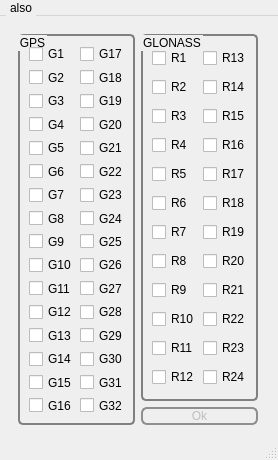
kseniyaz/TEC_QT, file opening_window.ui: the form before one commit.
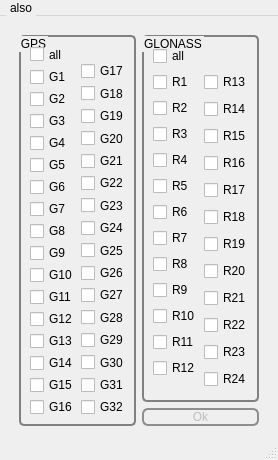
The form after the commit. The open tabs and pages were chosen to show the change.

```diff
--- a/opening_window.ui
+++ b/opening_window.ui
@@ -76,8 +76,8 @@
    <widget class="QStackedWidget" name="stackedWidget">
     <property name="geometry">
      <rect>
-      <x>9</x>
-      <y>9</y>
+      <x>10</x>
+      <y>10</y>
       <width>258</width>
       <height>409</height>
      </rect>
@@ -210,7 +210,228 @@
 }</string>
      </property>
      <layout class="QGridLayout" name="gridLayout">
-      <item row="0" column="0" rowspan="2">
+      <item row="2" column="2">
+       <widget class="QPushButton" name="Check_Button">
+        <property name="enabled">
+         <bool>false</bool>
+        </property>
+        <property name="text">
+         <string>Ok</string>
+        </property>
+        <property name="default">
+         <bool>false</bool>
+        </property>
+       </widget>
+      </item>
+      <item row="1" column="2">
+       <widget class="QGroupBox" name="groupBox">
+        <property name="title">
+         <string>GLONASS</string>
+        </property>
+        <layout class="QHBoxLayout" name="horizontalLayout_5">
+         <item>
+          <layout class="QVBoxLayout" name="verticalLayout_5">
+           <item>
+            <widget class="QCheckBox" name="checkBox">
+             <property name="text">
+              <string>all</string>
+             </property>
+            </widget>
+           </item>
+           <item>
+            <widget class="QCheckBox" name="checkBox_R1">
+             <property name="text">
+              <string>R1</string>
+             </property>
+            </widget>
+           </item>
+           <item>
+            <widget class="QCheckBox" name="checkBox_R2">
+             <property name="text">
+              <string>R2</string>
+             </property>
+            </widget>
+           </item>
+           <item>
+            <widget class="QCheckBox" name="checkBox_R3">
+             <property name="text">
+              <string>R3</string>
+             </property>
+            </widget>
+           </item>
+           <item>
+            <widget class="QCheckBox" name="checkBox_R4">
+             <property name="text">
+              <string>R4</string>
+             </property>
+            </widget>
+           </item>
+           <item>
+            <widget class="QCheckBox" name="checkBox_R5">
+             <property name="text">
+              <string>R5</string>
+             </property>
+            </widget>
+           </item>
+           <item>
+            <widget class="QCheckBox" name="checkBox_R6">
+             <property name="text">
+              <string>R6</string>
+             </property>
+            </widget>
+           </item>
+           <item>
+            <widget class="QCheckBox" name="checkBox_R7">
+             <property name="text">
+              <string>R7</string>
+             </property>
+            </widget>
+           </item>
+           <item>
+            <widget class="QCheckBox" name="checkBox_R8">
+             <property name="text">
+              <string>R8</string>
+             </property>
+            </widget>
+           </item>
+           <item>
+            <widget class="QCheckBox" name="checkBox_R9">
+             <property name="text">
+              <string>R9</string>
+             </property>
+            </widget>
+           </item>
+           <item>
+            <widget class="QCheckBox" name="checkBox_R10">
+             <property name="text">
+              <string>R10</string>
+             </property>
+            </widget>
+           </item>
+           <item>
+            <widget class="QCheckBox" name="checkBox_R11">
+             <property name="text">
+              <string>R11</string>
+             </property>
+            </widget>
+           </item>
+           <item>
+            <widget class="QCheckBox" name="checkBox_R12">
+             <property name="text">
+              <string>R12</string>
+             </property>
+            </widget>
+           </item>
+          </layout>
+         </item>
+         <item>
+          <layout class="QVBoxLayout" name="verticalLayout_6">
+           <item>
+            <spacer name="verticalSpacer_2">
+             <property name="orientation">
+              <enum>Qt::Vertical</enum>
+             </property>
+             <property name="sizeType">
+              <enum>QSizePolicy::Fixed</enum>
+             </property>
+             <property name="sizeHint" stdset="0">
+              <size>
+               <width>23</width>
+               <height>25</height>
+              </size>
+             </property>
+            </spacer>
+           </item>
+           <item>
+            <widget class="QCheckBox" name="checkBox_R13">
+             <property name="text">
+              <string>R13</string>
+             </property>
+            </widget>
+           </item>
+           <item>
+            <widget class="QCheckBox" name="checkBox_R14">
+             <property name="text">
+              <string>R14</string>
+             </property>
+            </widget>
+           </item>
+           <item>
+            <widget class="QCheckBox" name="checkBox_R15">
+             <property name="text">
+              <string>R15</string>
+             </property>
+            </widget>
+           </item>
+           <item>
+            <widget class="QCheckBox" name="checkBox_R16">
+             <property name="text">
+              <string>R16</string>
+             </property>
+            </widget>
+           </item>
+           <item>
+            <widget class="QCheckBox" name="checkBox_R17">
+             <property name="text">
+              <string>R17</string>
+             </property>
+            </widget>
+           </item>
+           <item>
+            <widget class="QCheckBox" name="checkBox_R18">
+             <property name="text">
+              <string>R18</string>
+             </property>
+            </widget>
+           </item>
+           <item>
+            <widget class="QCheckBox" name="checkBox_R19">
+             <property name="text">
+              <string>R19</string>
+             </property>
+            </widget>
+           </item>
+           <item>
+            <widget class="QCheckBox" name="checkBox_R20">
+             <property name="text">
+              <string>R20</string>
+             </property>
+            </widget>
+           </item>
+           <item>
+            <widget class="QCheckBox" name="checkBox_R21">
+             <property name="text">
+              <string>R21</string>
+             </property>
+            </widget>
+           </item>
+           <item>
+            <widget class="QCheckBox" name="checkBox_R22">
+             <property name="text">
+              <string>R22</string>
+             </property>
+            </widget>
+           </item>
+           <item>
+            <widget class="QCheckBox" name="checkBox_R23">
+             <property name="text">
+              <string>R23</string>
+             </property>
+            </widget>
+           </item>
+           <item>
+            <widget class="QCheckBox" name="checkBox_R24">
+             <property name="text">
+              <string>R24</string>
+             </property>
+            </widget>
+           </item>
+          </layout>
+         </item>
+        </layout>
+       </widget>
+      </item>
+      <item row="1" column="0" rowspan="2">
        <widget class="QGroupBox" name="groupBox_2">
         <property name="title">
          <string>GPS</string>
@@ -220,6 +441,13 @@
           <layout class="QHBoxLayout" name="horizontalLayout_4">
            <item>
             <layout class="QVBoxLayout" name="verticalLayout_4">
+             <item>
+              <widget class="QCheckBox" name="checkBox_2">
+               <property name="text">
+                <string>all</string>
+               </property>
+              </widget>
+             </item>
              <item>
               <widget class="QCheckBox" name="checkBox_G1">
                <property name="text">
@@ -336,6 +564,22 @@
            </item>
            <item>
             <layout class="QVBoxLayout" name="verticalLayout_3">
+             <item>
+              <spacer name="verticalSpacer">
+               <property name="orientation">
+                <enum>Qt::Vertical</enum>
+               </property>
+               <property name="sizeType">
+                <enum>QSizePolicy::Fixed</enum>
+               </property>
+               <property name="sizeHint" stdset="0">
+                <size>
+                 <width>23</width>
+                 <height>31</height>
+                </size>
+               </property>
+              </spacer>
+             </item>
              <item>
               <widget class="QCheckBox" name="checkBox_G17">
                <property name="text">
@@ -455,204 +699,6 @@
         </layout>
        </widget>
       </item>
-      <item row="1" column="1">
-       <widget class="QPushButton" name="Check_Button">
-        <property name="enabled">
-         <bool>false</bool>
-        </property>
-        <property name="text">
-         <string>Ok</string>
-        </property>
-        <property name="default">
-         <bool>false</bool>
-        </property>
-       </widget>
-      </item>
-      <item row="0" column="1">
-       <widget class="QGroupBox" name="groupBox">
-        <property name="title">
-         <string>GLONASS</string>
-        </property>
-        <layout class="QHBoxLayout" name="horizontalLayout_5">
-         <item>
-          <layout class="QVBoxLayout" name="verticalLayout_5">
-           <item>
-            <widget class="QCheckBox" name="checkBox_R1">
-             <property name="text">
-              <string>R1</string>
-             </property>
-            </widget>
-           </item>
-           <item>
-            <widget class="QCheckBox" name="checkBox_R2">
-             <property name="text">
-              <string>R2</string>
-             </property>
-            </widget>
-           </item>
-           <item>
-            <widget class="QCheckBox" name="checkBox_R3">
-             <property name="text">
-              <string>R3</string>
-             </property>
-            </widget>
-           </item>
-           <item>
-            <widget class="QCheckBox" name="checkBox_R4">
-             <property name="text">
-              <string>R4</string>
-             </property>
-            </widget>
-           </item>
-           <item>
-            <widget class="QCheckBox" name="checkBox_R5">
-             <property name="text">
-              <string>R5</string>
-             </property>
-            </widget>
-           </item>
-           <item>
-            <widget class="QCheckBox" name="checkBox_R6">
-             <property name="text">
-              <string>R6</string>
-             </property>
-            </widget>
-           </item>
-           <item>
-            <widget class="QCheckBox" name="checkBox_R7">
-             <property name="text">
-              <string>R7</string>
-             </property>
-            </widget>
-           </item>
-           <item>
-            <widget class="QCheckBox" name="checkBox_R8">
-             <property name="text">
-              <string>R8</string>
-             </property>
-            </widget>
-           </item>
-           <item>
-            <widget class="QCheckBox" name="checkBox_R9">
-             <property name="text">
-              <string>R9</string>
-             </property>
-            </widget>
-           </item>
-           <item>
-            <widget class="QCheckBox" name="checkBox_R10">
-             <property name="text">
-              <string>R10</string>
-             </property>
-            </widget>
-           </item>
-           <item>
-            <widget class="QCheckBox" name="checkBox_R11">
-             <property name="text">
-              <string>R11</string>
-             </property>
-            </widget>
-           </item>
-           <item>
-            <widget class="QCheckBox" name="checkBox_R12">
-             <property name="text">
-              <string>R12</string>
-             </property>
-            </widget>
-           </item>
-          </layout>
-         </item>
-         <item>
-          <layout class="QVBoxLayout" name="verticalLayout_6">
-           <item>
-            <widget class="QCheckBox" name="checkBox_R13">
-             <property name="text">
-              <string>R13</string>
-             </property>
-            </widget>
-           </item>
-           <item>
-            <widget class="QCheckBox" name="checkBox_R14">
-             <property name="text">
-              <string>R14</string>
-             </property>
-            </widget>
-           </item>
-           <item>
-            <widget class="QCheckBox" name="checkBox_R15">
-             <property name="text">
-              <string>R15</string>
-             </property>
-            </widget>
-           </item>
-           <item>
-            <widget class="QCheckBox" name="checkBox_R16">
-             <property name="text">
-              <string>R16</string>
-             </property>
-            </widget>
-           </item>
-           <item>
-            <widget class="QCheckBox" name="checkBox_R17">
-             <property name="text">
-              <string>R17</string>
-             </property>
-            </widget>
-           </item>
-           <item>
-            <widget class="QCheckBox" name="checkBox_R18">
-             <property name="text">
-              <string>R18</string>
-             </property>
-            </widget>
-           </item>
-           <item>
-            <widget class="QCheckBox" name="checkBox_R19">
-             <property name="text">
-              <string>R19</string>
-             </property>
-            </widget>
-           </item>
-           <item>
-            <widget class="QCheckBox" name="checkBox_R20">
-             <property name="text">
-              <string>R20</string>
-             </property>
-            </widget>
-           </item>
-           <item>
-            <widget class="QCheckBox" name="checkBox_R21">
-             <property name="text">
-              <string>R21</string>
-             </property>
-            </widget>
-           </item>
-           <item>
-            <widget class="QCheckBox" name="checkBox_R22">
-             <property name="text">
-              <string>R22</string>
-             </property>
-            </widget>
-           </item>
-           <item>
-            <widget class="QCheckBox" name="checkBox_R23">
-             <property name="text">
-              <string>R23</string>
-             </property>
-            </widget>
-           </item>
-           <item>
-            <widget class="QCheckBox" name="checkBox_R24">
-             <property name="text">
-              <string>R24</string>
-             </property>
-            </widget>
-           </item>
-          </layout>
-         </item>
-        </layout>
-       </widget>
-      </item>
      </layout>
     </widget>
    </widget>
```
Left out of the diff: 2 changed lines with no effect on the pictures.
